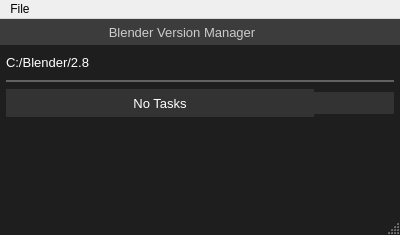
First picture: the form in main_window_design.ui, repository DotBow/Blender-Version-Manager, before the edit.
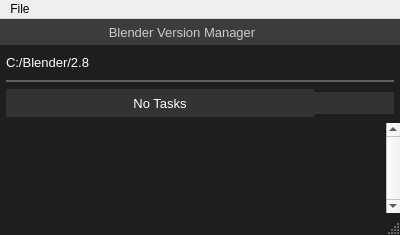
Second picture: the form after the edit. Icons and pictures are not drawn.

Commit message: Scroll bar hover style.

```diff
--- a/main_window_design.ui
+++ b/main_window_design.ui
@@ -563,16 +563,19 @@
       <property name="styleSheet">
        <string notr="true">QWidget
 {
-	background-color: rgb(30, 30, 30);
+	background-color: #1e1e1e;
 }
 
 QScrollBar:vertical
 {
-	background-color: rgb(30, 30, 30);
+	background-color: #1e1e1e;
 	width: 4px;
-	/*border-style: block;
-	border-width: 0px 6px 0px 0px;
-	border-color: #424242;*/
+}
+
+QScrollBar::handle:vertical:hover
+{
+	background-color: #4f4f4f;
+	width: 4px;
 }
 
 QScrollBar::handle:vertical
@@ -612,7 +615,7 @@
        <number>0</number>
       </property>
       <property name="verticalScrollBarPolicy">
-       <enum>Qt::ScrollBarAsNeeded</enum>
+       <enum>Qt::ScrollBarAlwaysOn</enum>
       </property>
       <property name="horizontalScrollBarPolicy">
        <enum>Qt::ScrollBarAlwaysOff</enum>
@@ -625,7 +628,7 @@
         <rect>
          <x>0</x>
          <y>0</y>
-         <width>400</width>
+         <width>396</width>
          <height>73</height>
         </rect>
        </property>
```
The commit also changes 1 other file.
